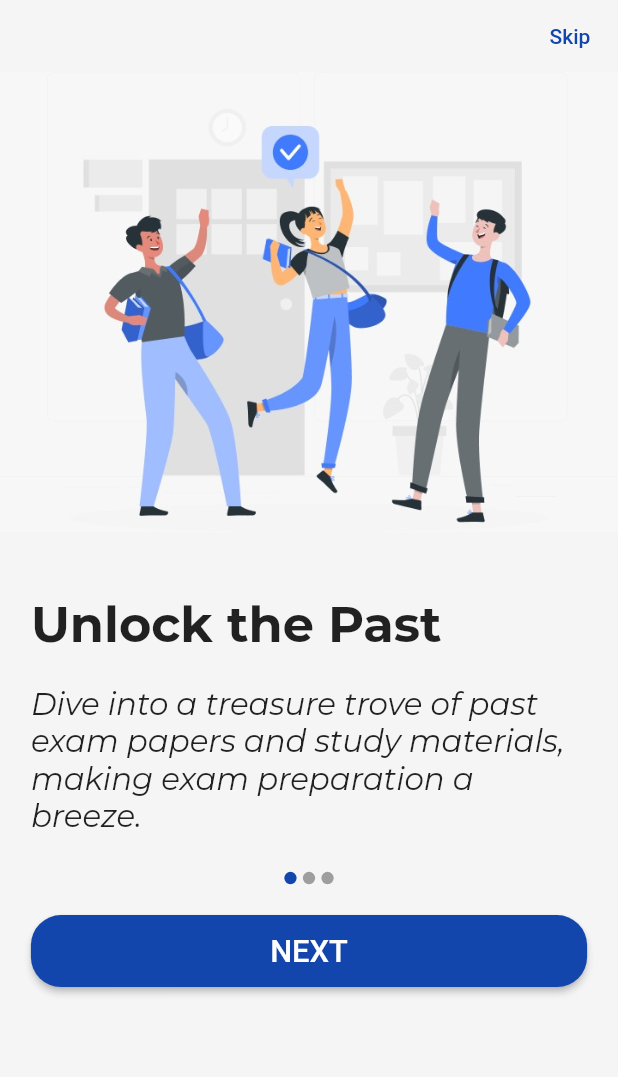
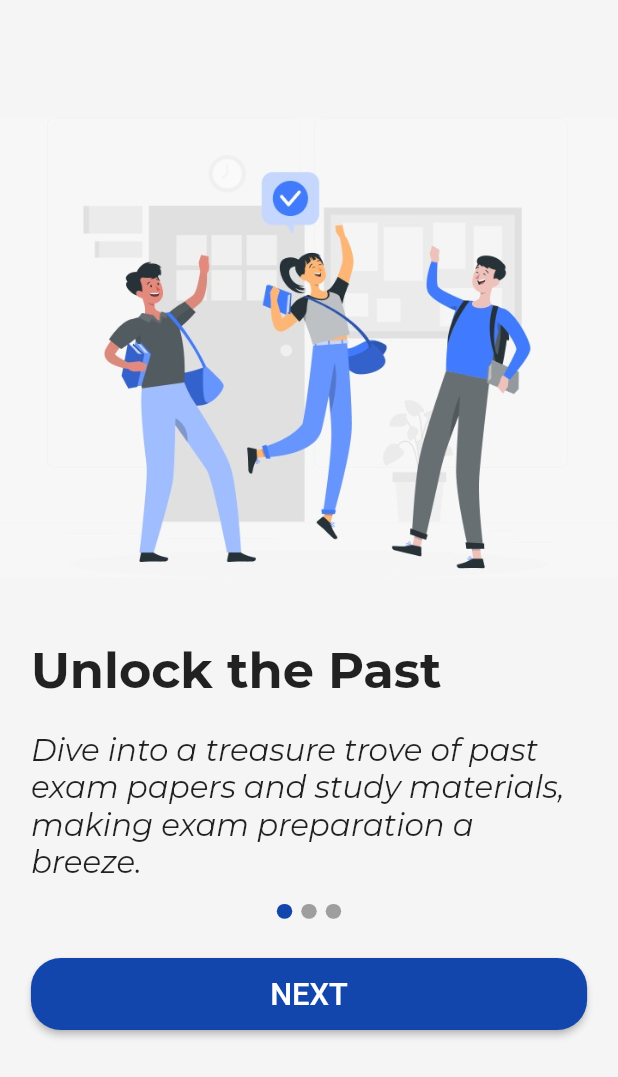
Before and after one commit to lakshya1goel/BytePad, a Flutter app: the screen it shows after launch, on a phone screen of 412 x 824 dp. Shown: the top 1077 px of the screen. Run offline on Flutter 3.47's test engine with Material 2 defaults, Android fonts, the phone set to English and light mode, and no system bars; drawn by our look-alikes of carousel_slider; project files that could hold a hidden picture were left out.

Commit message:
update onboading screens & make the sliding

```diff
--- a/lib/Views/Pages/OnboardingScreens/first_onboarding_screen.dart
+++ b/lib/Views/Pages/OnboardingScreens/first_onboarding_screen.dart
@@ -1,10 +1,25 @@
-import 'package:bytepad/Views/Pages/OnboardingScreens/second_onboarding_screen.dart';
 import 'package:bytepad/Views/Pages/authentication/login_page.dart';
 import 'package:bytepad/theme_data.dart';
 import 'package:flutter/material.dart';
+import 'package:carousel_slider/carousel_slider.dart';
 
-class FirstOnboardingScreen extends StatelessWidget {
+class FirstOnboardingScreen extends StatefulWidget {
   const FirstOnboardingScreen({super.key});
+
+  @override
+  State<FirstOnboardingScreen> createState() => _FirstOnboardingScreenState();
+}
+
+class _FirstOnboardingScreenState extends State<FirstOnboardingScreen> {
+
+  List display = [
+    { "img": 'assets/images/FirstOnboardImage.jpeg' , "heading": 'Unlock the Past', "content": 'Dive into a treasure trove of past exam papers and study materials, making exam preparation a breeze.'},
+    { "img": 'assets/images/SecondOnboardImage.jpeg' , "heading": 'Stay Informed', "content": 'Keep track of your attendance effortlessly, ensuring you never miss an important class or deadline.'},
+    { "img": 'assets/images/ThirdOnboardImage.jpeg' , "heading": 'Empower Educators', "content": 'Stay updated with the latest course materials, announcements, and resources shared by your teachers.'},
+  ];
+
+  final CarouselController carouselController = CarouselController();
+  int currentIndex = 0;
 
   @override
   Widget build(BuildContext context) {
@@ -13,81 +28,81 @@ class FirstOnboardingScreen extends StatelessWidget {
 
     return Scaffold(
       body: SingleChildScrollView(
-        child: SafeArea(
         child: Column(
+          children: [
+            Stack(
+              children: [
+                CarouselSlider(
+                    items: display.map((item) => Column(
+                      mainAxisAlignment: MainAxisAlignment.center,
                       crossAxisAlignment: CrossAxisAlignment.start,
                       children: [
-              Align(
-                  alignment: Alignment.topRight,
-                  child: TextButton(
-                    onPressed: (){
-                      Navigator.pushReplacement(
-                        context,
-                        MaterialPageRoute(
-                          builder: (context) => const LoginPage(),
+                        Image.asset(item['img'],),
+                        SizedBox(height: size.height*0.05),
+                        Padding(
+                          padding: EdgeInsets.symmetric(horizontal : size.width*0.05),
+                          child: Text(item['heading'],
+                            style: TextStyle(
+                              fontSize: size.width*0.08,
+                              fontWeight: FontWeight.bold
                             ),
-                      );
-                    },
-                    child: const Text("Skip",
+                          ),
+                        ),
+                        // SizedBox(height: size.height*0.05),
+                        Padding(
+                          padding: EdgeInsets.all(size.width*0.05),
+                          child: Text(item['content'],
                             style: TextStyle(
-                          color: blueColor
+                              fontSize: size.width*0.05,
                             ),
                           ),
                         )
-              ),
-              Image.asset("assets/images/FirstOnboardImage.jpeg"),
-              SizedBox(height: size.height*0.05),
-              Padding(
-                padding: EdgeInsets.symmetric(horizontal: size.width*0.05),
-                child: Text("Unlock the Past",
-                  style: TextStyle(
-                    fontSize: size.width*0.08,
-                    fontWeight: FontWeight.bold,
+                      ],
+                    )).toList(),
+                  carouselController: carouselController,
+                  options: CarouselOptions(
+                    scrollPhysics: const BouncingScrollPhysics(),
+                    // autoPlay: true,
+                    aspectRatio: 0.6,
+                    viewportFraction: 1,
+                    onPageChanged: (index, reason) {
+                      setState(() {
+                        currentIndex = index;
+                      });
+                    }
                   ),
                 ),
-              ),
-              Padding(
-                padding: EdgeInsets.all(size.width*0.05),
-                child: Text("Dive into a treasure trove of past exam papers and study materials, making exam preparation a breeze.",
-                  style: TextStyle(
-                    fontSize: size.width*0.05,
-                    // fontWeight: FontWeight.bold,
+                Positioned(
+                    bottom: size.height*0.09,
+                    left: 0,
+                    right: 0,
+                    child: Row(
+                      mainAxisAlignment: MainAxisAlignment.center,
+                      children: display.asMap().entries.map((entry) {
+                        return GestureDetector(
+                          onTap: () => carouselController.animateToPage(entry.key),
+                          child: Container(
+                            width: size.width*0.025,
+                            height: size.height*0.012,
+                            margin: const EdgeInsets.symmetric(horizontal: 3),
+                            decoration: BoxDecoration(
+                              color: currentIndex == entry.key? blueColor : Colors.grey,
+                              borderRadius: BorderRadius.circular(size.width*0.025),
                             ),
                           ),
+                        );
+                      }).toList(),
+                    )
                 ),
-              Row(
-                mainAxisAlignment: MainAxisAlignment.center,
-                children: [
-                  CircleAvatar(
-                    backgroundColor: blueColor,
-                    radius: size.width*0.01,
-                  ),
-                  Padding(
-                    padding: EdgeInsets.all(size.width*0.01),
-                    child: CircleAvatar(
-                      backgroundColor: Colors.grey,
-                      radius: size.width*0.01,
-                    ),
-                  ),
-                  CircleAvatar(
-                    backgroundColor: Colors.grey,
-                    radius: size.width*0.01,
-                  ),
-                ],
-              ),
-              SizedBox(height: size.height*0.02,),
-              Center(
+                Positioned(
+                  bottom: 0,
+                  left: 0,
+                  right: 0,
+                  child: Center(
                     child: Container(
                       width: size.width*0.9,
                       child: ElevatedButton(
-                    onPressed: (){
-                      Navigator.pushReplacement(
-                        context,
-                        MaterialPageRoute(
-                          builder: (context) => const SecondOnboardingScreen(),
-                        ),
-                      );
-                    },
+                        onPressed: () => carouselController.nextPage(),
                         child: Padding(
                           padding: const EdgeInsets.all(12.0),
                           child: Text("NEXT",
@@ -107,10 +122,111 @@ class FirstOnboardingScreen extends StatelessWidget {
                       ),
                     ),
                   ),
+                ),
+              ],
+            ),
           ],
         ),
       ),
-      ),
+      // body: SingleChildScrollView(
+      //   child: SafeArea(
+      //     child: Column(
+      //       crossAxisAlignment: CrossAxisAlignment.start,
+      //       children: [
+      //         Align(
+      //             alignment: Alignment.topRight,
+      //             child: TextButton(
+      //               onPressed: (){
+      //                 Navigator.pushReplacement(
+      //                   context,
+      //                   MaterialPageRoute(
+      //                     builder: (context) => const LoginPage(),
+      //                   ),
+      //                 );
+      //               },
+      //               child: const Text("Skip",
+      //                 style: TextStyle(
+      //                     color: blueColor
+      //                 ),
+      //               ),
+      //             )
+      //         ),
+      //         Image.asset("assets/images/FirstOnboardImage.jpeg"),
+      //         SizedBox(height: size.height*0.05),
+      //         Padding(
+      //           padding: EdgeInsets.symmetric(horizontal: size.width*0.05),
+      //           child: Text("Unlock the Past",
+      //             style: TextStyle(
+      //               fontSize: size.width*0.08,
+      //               fontWeight: FontWeight.bold,
+      //             ),
+      //           ),
+      //         ),
+      //         Padding(
+      //           padding: EdgeInsets.all(size.width*0.05),
+      //           child: Text("Dive into a treasure trove of past exam papers and study materials, making exam preparation a breeze.",
+      //             style: TextStyle(
+      //               fontSize: size.width*0.05,
+      //               // fontWeight: FontWeight.bold,
+      //             ),
+      //           ),
+      //         ),
+      //         Row(
+      //           mainAxisAlignment: MainAxisAlignment.center,
+      //           children: [
+      //             CircleAvatar(
+      //               backgroundColor: blueColor,
+      //               radius: size.width*0.01,
+      //             ),
+      //             Padding(
+      //               padding: EdgeInsets.all(size.width*0.01),
+      //               child: CircleAvatar(
+      //                 backgroundColor: Colors.grey,
+      //                 radius: size.width*0.01,
+      //               ),
+      //             ),
+      //             CircleAvatar(
+      //               backgroundColor: Colors.grey,
+      //               radius: size.width*0.01,
+      //             ),
+      //           ],
+      //         ),
+      //         SizedBox(height: size.height*0.02,),
+      //         Center(
+      //           child: Container(
+      //             width: size.width*0.9,
+      //             child: ElevatedButton(
+      //               onPressed: (){
+      //                 Navigator.pushReplacement(
+      //                   context,
+      //                   MaterialPageRoute(
+      //                     builder: (context) => const SecondOnboardingScreen(),
+      //                   ),
+      //                 );
+      //               },
+      //               child: Padding(
+      //                 padding: const EdgeInsets.all(12.0),
+      //                 child: Text("NEXT",
+      //                   style: TextStyle(
+      //                     fontSize: size.width*0.05,
+      //                   ),
+      //                 ),
+      //               ),
+      //               style: ButtonStyle(
+      //                 shape: MaterialStateProperty.all<RoundedRectangleBorder>(
+      //                   RoundedRectangleBorder(
+      //                     borderRadius: BorderRadius.circular(20.0),
+      //                   ),
+      //                 ),
+      //                 backgroundColor: MaterialStateProperty.all<Color>(blueColor),
+      //               ),
+      //             ),
+      //           ),
+      //         ),
+      //       ],
+      //     ),
+      //   ),
+      // ),
     );
   }
 }
--- a/pubspec.yaml
+++ b/pubspec.yaml
@@ -36,6 +36,7 @@ dependencies:
   # Use with the CupertinoIcons class for iOS style icons.
   cupertino_icons: ^1.0.2
   http: ^1.1.0
+  carousel_slider: ^4.2.1
 
 dev_dependencies:
   flutter_test:
```
Also changed, not shown: lib/Views/Pages/OnboardingScreens/second_onboarding_screen.dart (deleted, +0 -116 lines), lib/Views/Pages/OnboardingScreens/third_onboarding_screen.dart (deleted, +0 -98 lines), pubspec.lock. Lines whose indentation alone changed are shown as unchanged.
